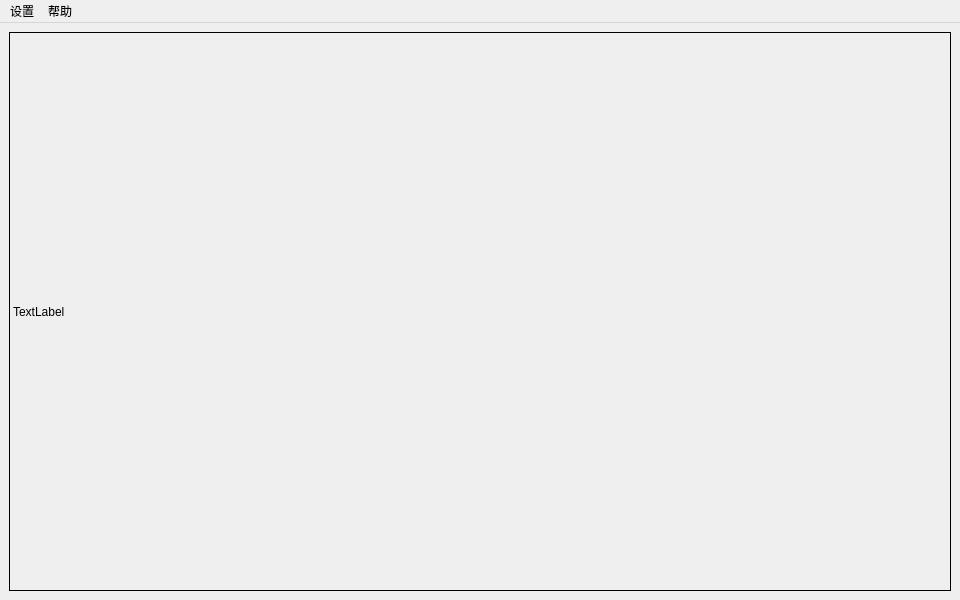
Qt form viewwindow.ui (Mushiyuqi/RemoteControl) before a commit.
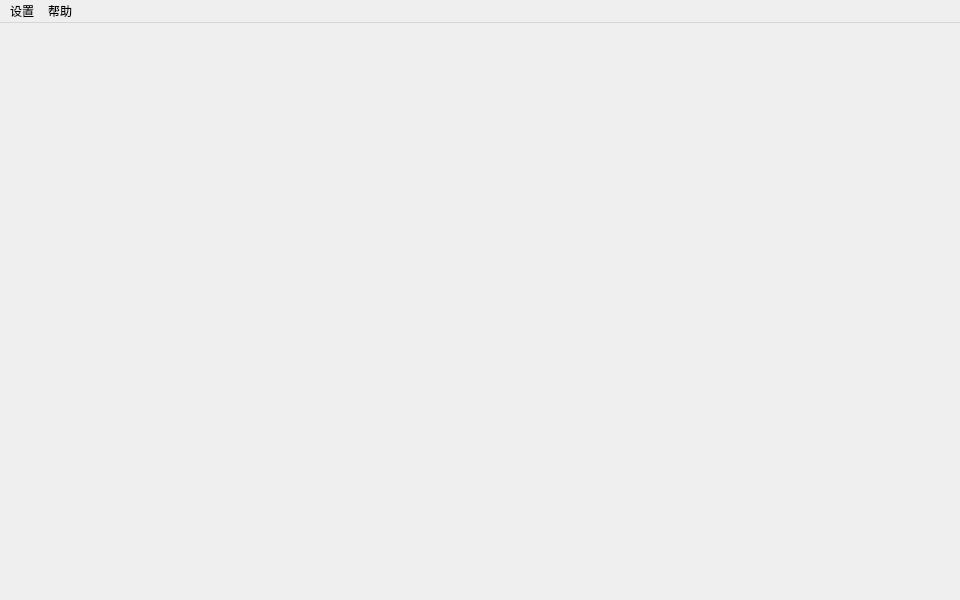
The same form after that commit. Custom widgets are drawn as their Qt base class.

Commit message: modify:将centerview设置为viewwindow的centralwidget add:分层centerview和viewwindow的功能(还没分完)

The edit to the form file:
```diff
--- a/viewwindow.ui
+++ b/viewwindow.ui
@@ -19,49 +19,14 @@
   <property name="windowTitle">
    <string>MainWindow</string>
   </property>
-  <widget class="QWidget" name="centralwidget">
+  <widget class="CenterView" name="centralwidget">
    <property name="sizePolicy">
     <sizepolicy hsizetype="Expanding" vsizetype="Expanding">
      <horstretch>0</horstretch>
      <verstretch>0</verstretch>
     </sizepolicy>
    </property>
-   <layout class="QVBoxLayout" name="verticalLayout">
-    <item>
-     <widget class="QLabel" name="label">
-      <property name="sizePolicy">
-       <sizepolicy hsizetype="Expanding" vsizetype="Expanding">
-        <horstretch>0</horstretch>
-        <verstretch>0</verstretch>
-       </sizepolicy>
-      </property>
-      <property name="minimumSize">
-       <size>
-        <width>0</width>
-        <height>0</height>
-       </size>
-      </property>
-      <property name="maximumSize">
-       <size>
-        <width>3000</width>
-        <height>3000</height>
-       </size>
-      </property>
-      <property name="frameShape">
-       <enum>QFrame::Box</enum>
-      </property>
-      <property name="lineWidth">
-       <number>1</number>
-      </property>
-      <property name="text">
-       <string>TextLabel</string>
-      </property>
-      <property name="textFormat">
-       <enum>Qt::AutoText</enum>
-      </property>
-     </widget>
-    </item>
-   </layout>
+   <layout class="QVBoxLayout" name="verticalLayout"/>
   </widget>
   <widget class="QMenuBar" name="menubar">
    <property name="geometry">
@@ -104,6 +69,13 @@
    </property>
   </action>
  </widget>
+ <customwidgets>
+  <customwidget>
+   <class>CenterView</class>
+   <extends>QLabel</extends>
+   <header location="global">centerview.h</header>
+  </customwidget>
+ </customwidgets>
  <resources/>
  <connections/>
 </ui>
```
The commit also changes 6 other files.
